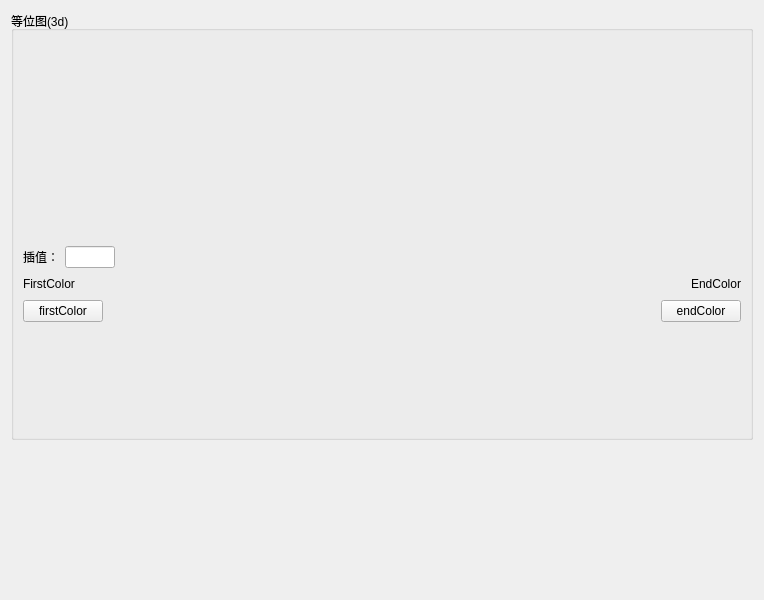
Above: src/DataVisualization/3D/Contour3dConfigWidget.ui from BeQuiet1228/FreeCAD before the change. Below: the same form after it.
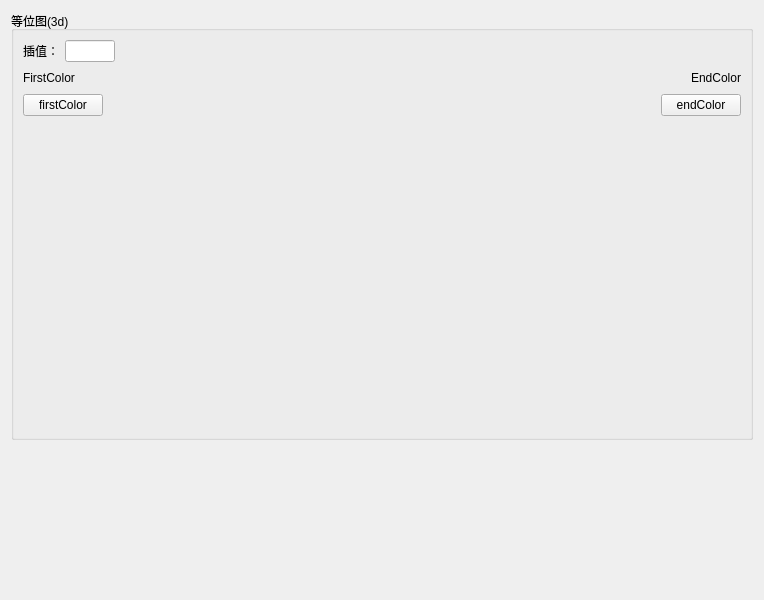
That is the form after the change.

Patch:
```diff
--- a/src/DataVisualization/3D/Contour3dConfigWidget.ui
+++ b/src/DataVisualization/3D/Contour3dConfigWidget.ui
@@ -14,6 +14,19 @@
    <string>Form</string>
   </property>
   <layout class="QGridLayout" name="gridLayout_2">
+   <item row="3" column="0">
+    <spacer name="verticalSpacer">
+     <property name="orientation">
+      <enum>Qt::Vertical</enum>
+     </property>
+     <property name="sizeHint" stdset="0">
+      <size>
+       <width>20</width>
+       <height>148</height>
+      </size>
+     </property>
+    </spacer>
+   </item>
    <item row="0" column="0">
     <widget class="QGroupBox" name="groupBox">
      <property name="title">
@@ -122,6 +135,22 @@
         </item>
        </layout>
       </item>
+      <item row="5" column="0">
+       <widget class="QWidget" name="topWidget" native="true">
+        <property name="minimumSize">
+         <size>
+          <width>0</width>
+          <height>200</height>
+         </size>
+        </property>
+        <property name="maximumSize">
+         <size>
+          <width>16777215</width>
+          <height>200</height>
+         </size>
+        </property>
+       </widget>
+      </item>
       <item row="4" column="0">
        <widget class="QWidget" name="colorBar" native="true">
         <property name="minimumSize">
@@ -138,38 +167,9 @@
         </property>
        </widget>
       </item>
-      <item row="0" column="0">
-       <widget class="QWidget" name="topWidget" native="true">
-        <property name="minimumSize">
-         <size>
-          <width>0</width>
-          <height>200</height>
-         </size>
-        </property>
-        <property name="maximumSize">
-         <size>
-          <width>16777215</width>
-          <height>200</height>
-         </size>
-        </property>
-       </widget>
-      </item>
      </layout>
     </widget>
    </item>
-   <item row="1" column="0">
-    <spacer name="verticalSpacer">
-     <property name="orientation">
-      <enum>Qt::Vertical</enum>
-     </property>
-     <property name="sizeHint" stdset="0">
-      <size>
-       <width>20</width>
-       <height>148</height>
-      </size>
-     </property>
-    </spacer>
-   </item>
   </layout>
  </widget>
  <resources/>
```
Left out of the diff: 62 changed lines with no effect on the pictures.
